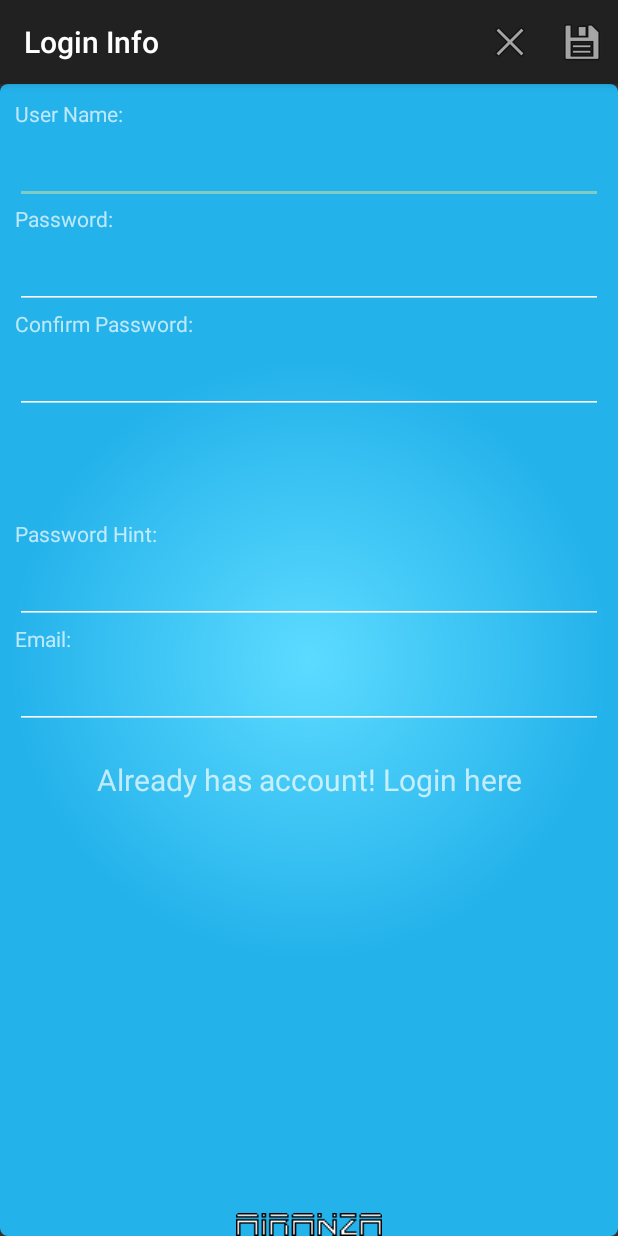
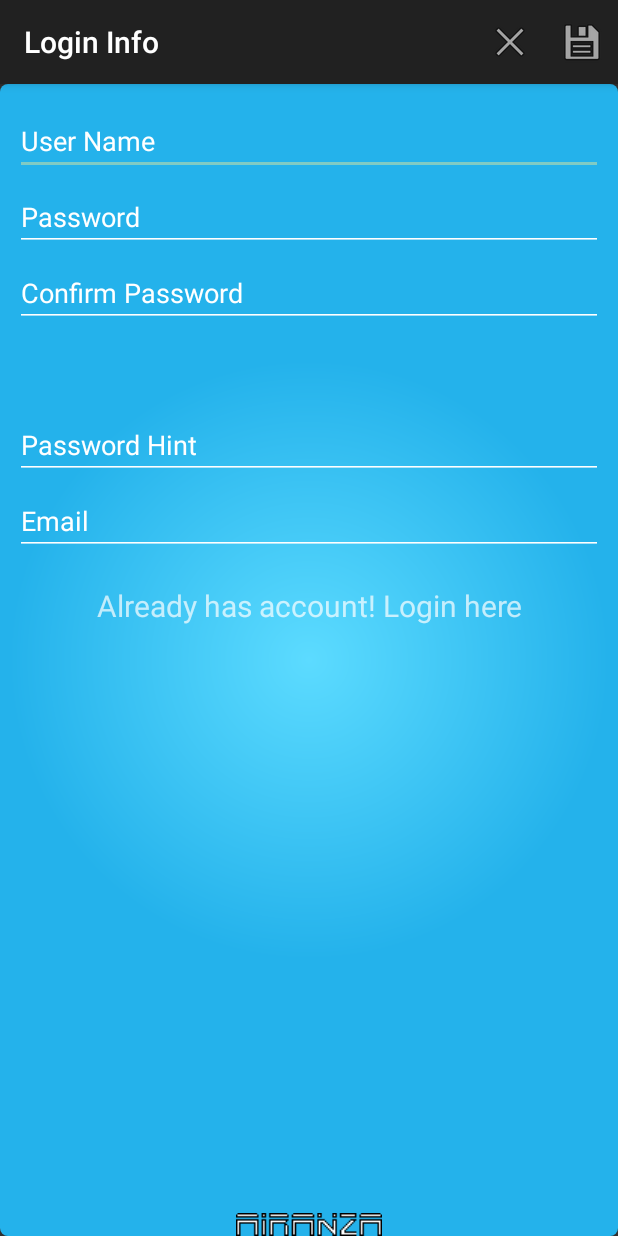
Before and after one commit to edwardcrane/MyPass, an Android app: the RegisterActivity screen opened directly, with no data from a screen before it, on a phone screen of 412 x 824 dp. Run offline under Robolectric (Android 15) with nearby library versions, the phone set to English and light mode, and no system bars.

Commit message:
Some changes to make the Login and Register pages simpler, maybe more intuitive. Moved more values to Strings.xml

```diff
--- a/app/src/main/java/com/airanza/apass/RegisterActivity.java
+++ b/app/src/main/java/com/airanza/apass/RegisterActivity.java
@@ -20,9 +20,6 @@
 
 package com.airanza.apass;
 
-/**
- * Created by ecrane on 3/9/2015.
- */
 import android.app.Activity;
 import android.content.Intent;
 import android.net.Uri;
@@ -59,13 +56,13 @@ public class RegisterActivity extends ActionBarActivity {
         EditText usernameEditText = (EditText) findViewById(R.id.reg_fullname);
         EditText passwordEditText = (EditText) findViewById(R.id.reg_password);
 
-        TextView confirmOldPasswordLabelTextView = (TextView)findViewById(R.id.reg_confirm_password_label);
+//        TextView confirmOldPasswordLabelTextView = (TextView)findViewById(R.id.reg_confirm_password_label);
         EditText confirmOldPasswordEditText = (EditText) findViewById(R.id.reg_confirm_password);
 
-        TextView newPasswordTextView = (TextView) findViewById(R.id.reg_new_password_label);
+//        TextView newPasswordTextView = (TextView) findViewById(R.id.reg_new_password_label);
         EditText newPasswordEditText = (EditText) findViewById(R.id.reg_new_password);
 
-        TextView confirmNewPasswordTextView = (TextView) findViewById(R.id.reg_confirm_new_password_label);
+//        TextView confirmNewPasswordTextView = (TextView) findViewById(R.id.reg_confirm_new_password_label);
         EditText confirmNewPasswordEditText = (EditText) findViewById(R.id.reg_confirm_new_password);
 
         EditText passwordHintEditText = (EditText) findViewById(R.id.reg_password_hint);
@@ -76,20 +73,12 @@ public class RegisterActivity extends ActionBarActivity {
         Intent intent = getIntent();
         if(intent.getIntExtra(LoginActivity.REGISTER_ACTION, LoginActivity.LOGIN_REQUEST) == LoginActivity.CHANGE_LOGIN) {
 
-            // hide confirm old password label and field:
-            confirmOldPasswordLabelTextView.setVisibility(View.GONE);
+            // hide confirm old password:
             confirmOldPasswordEditText.setVisibility(View.GONE);
 
-            // make new password label and field visible
-            newPasswordTextView.setVisibility(View.VISIBLE);
-            newPasswordTextView.setEnabled(true);
+            // make new password visible
             newPasswordEditText.setVisibility(View.VISIBLE);
             newPasswordEditText.setEnabled(true);
-
-            // make confirm new password label visible & enabled
-            confirmNewPasswordTextView.setVisibility(View.VISIBLE);
-            confirmNewPasswordTextView.setEnabled(true);
-            confirmNewPasswordTextView.setText("Confirm New Password:");
 
             // make confirm new password field visible & enabled
             confirmNewPasswordEditText.setVisibility(View.VISIBLE);
@@ -109,8 +98,7 @@ public class RegisterActivity extends ActionBarActivity {
             emailEditText.setText(datasource.getEmail(intent.getStringExtra(LoginActivity.LOGGED_IN_USER)));
         } else {
             // remove new_password and label:
-            ViewGroup vg = (ViewGroup)newPasswordTextView.getParent();
-            vg.removeView(newPasswordTextView);
+            ViewGroup vg = (ViewGroup)newPasswordEditText.getParent();
             vg.removeView(newPasswordEditText);
 
             // Listening to Login Screen link
--- a/app/src/main/res/layout/activity_register.xml
+++ b/app/src/main/res/layout/activity_register.xml
@@ -38,51 +38,33 @@
             android:layout_height="wrap_content"
             android:padding="10dip"
             >
-            <!-- User Name Label -->
-            <TextView android:layout_width="fill_parent"
-                android:layout_height="wrap_content"
-                android:text="User Name:"/>
+            <!-- User Name -->
             <EditText android:id="@+id/reg_fullname"
                 android:layout_width="fill_parent"
                 android:layout_height="wrap_content"
                 android:layout_marginTop="5dip"
+                android:hint="@string/register_username_hint"
                 android:singleLine="true" />
 
-            <!-- Password Label -->
-            <TextView
-                android:id="@+id/reg_password_label"
-                android:layout_width="fill_parent"
-                android:layout_height="wrap_content"
-                android:text="Password:"
-                />
+            <!-- Password -->
             <EditText android:id="@+id/reg_password"
                 android:layout_width="fill_parent"
                 android:layout_height="wrap_content"
                 android:password="true"
                 android:singleLine="true"
+                android:hint="@string/register_password_hint"
                 android:layout_marginTop="5dip"/>
 
-            <!-- Confirm Password Label -->
-            <TextView
-                android:id="@+id/reg_confirm_password_label"
-                android:layout_width="fill_parent"
-                android:layout_height="wrap_content"
-                android:text="Confirm Password:"/>
+            <!-- Confirm Password -->
             <EditText android:id="@+id/reg_confirm_password"
                 android:layout_width="fill_parent"
                 android:layout_height="wrap_content"
                 android:password="true"
                 android:singleLine="true"
+                android:hint="@string/register_confirm_password_hint"
                 android:layout_marginTop="5dip"/>
 
-            <!-- New Password Label -->
-            <TextView
-                android:id="@+id/reg_new_password_label"
-                android:imeOptions="flagNoExtractUi"
-                android:layout_width="fill_parent"
-                android:layout_height="wrap_content"
-                android:text="New Password:"
-                android:visibility="invisible"/>
+            <!-- New Password -->
             <EditText android:id="@+id/reg_new_password"
                 android:layout_width="fill_parent"
                 android:layout_height="wrap_content"
@@ -90,15 +72,10 @@
                 android:singleLine="true"
                 android:layout_marginTop="5dip"
                 android:enabled="false"
+                android:hint="@string/register_new_password_hint"
                 android:visibility="invisible"/>
 
-            <!-- Confirm New Password Label -->
-            <TextView
-                android:id="@+id/reg_confirm_new_password_label"
-                android:layout_width="fill_parent"
-                android:layout_height="wrap_content"
-                android:text="Confirm New Password:"
-                android:visibility="invisible"/>
+            <!-- Confirm New Password -->
             <EditText android:id="@+id/reg_confirm_new_password"
                 android:layout_width="fill_parent"
                 android:layout_height="wrap_content"
@@ -106,27 +83,24 @@
                 android:singleLine="true"
                 android:layout_marginTop="5dip"
                 android:enabled="false"
+                android:hint="@string/register_confirm_new_password_hint"
                 android:visibility="invisible"/>
 
-            <!-- Password Hint Label -->
-            <TextView android:layout_width="fill_parent"
-                android:layout_height="wrap_content"
-                android:text="Password Hint:"/>
+            <!-- Password Hint -->
             <EditText android:id="@+id/reg_password_hint"
                 android:layout_width="fill_parent"
                 android:layout_height="wrap_content"
                 android:singleLine="true"
+                android:hint="@string/register_password_hint_hint"
                 android:layout_marginTop="5dip"/>
 
-            <!--  Email Label -->
-            <TextView android:layout_width="fill_parent"
-                android:layout_height="wrap_content"
-                android:text="Email:"/>
+            <!--  Email -->
             <EditText android:id="@+id/reg_email"
                 android:layout_width="fill_parent"
                 android:layout_height="wrap_content"
                 android:layout_marginTop="5dip"
                 android:singleLine="true"
+                android:hint="@string/register_email_hint"
                 android:layout_marginBottom="20dip"/>
 
             <!-- Link to Login Screen -->
--- a/app/src/main/res/values/strings.xml
+++ b/app/src/main/res/values/strings.xml
@@ -44,6 +44,22 @@
     <string name="action_delete">Delete</string>
     <string name="action_save">Save</string>
 
+    <!-- LOGIN DIALOG VALUES -->
+    <string name="login_username_hint">User Name</string>
+    <string name="login_password_hint">Password</string>
+    <string name="login_remember_my_username">Remember my User Name?</string>
+    <string name="login_signup_for_apass">Sign Up for APass</string>
+    <string name="login_show_password_hint">Show Password Hint</string>
+
+    <!-- REGISTER DIALOG VALUES -->
+    <string name="register_username_hint">User Name</string>
+    <string name="register_password_hint">Password</string>
+    <string name="register_confirm_password_hint">Confirm Password</string>
+    <string name="register_new_password_hint">New Password</string>
+    <string name="register_confirm_new_password_hint">Confirm New Password</string>
+    <string name="register_password_hint_hint">Password Hint</string>
+    <string name="register_email_hint">Email</string>
+
     <!-- ACCEPT UNENCRYPTED DATA RISK DIALOG -->
     <string name="unencrypted_risk_dialog_title">SECURITY WARNING</string>
     <string name="unencrypted_risk_dialog_message">Unencrypted CSV files may pose a security risk if accessible to hackers.  Do you wish to continue anyway?</string>
```
Also changed, not shown: app/src/main/res/layout/activity_login.xml (+9 -15 lines).
